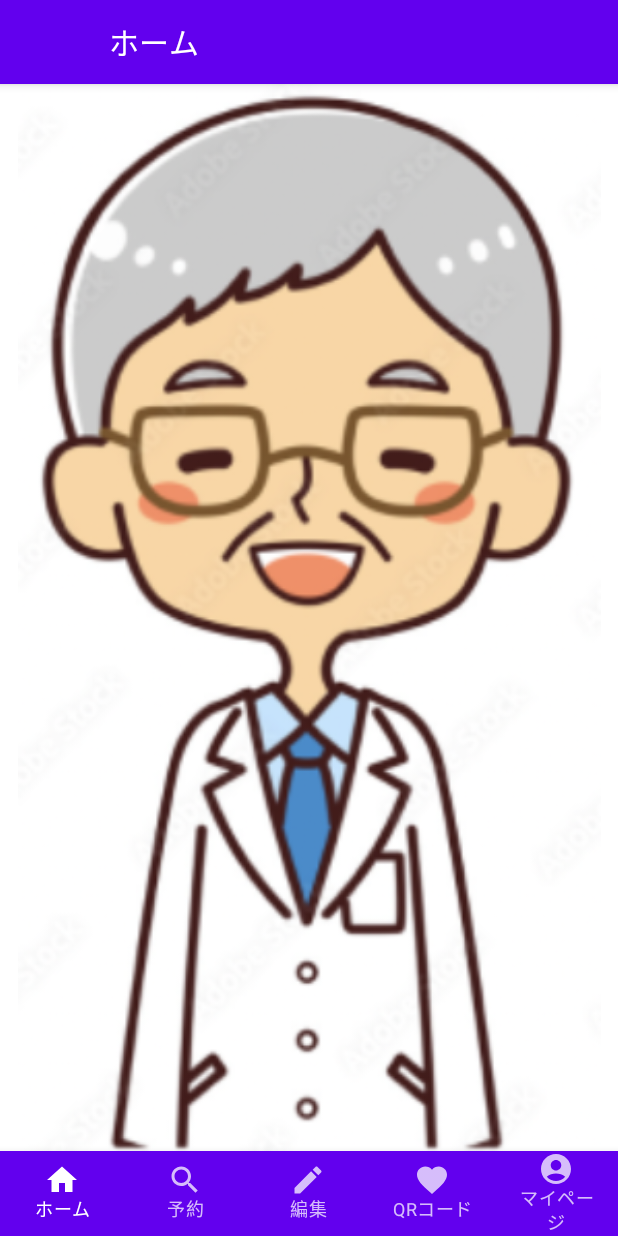
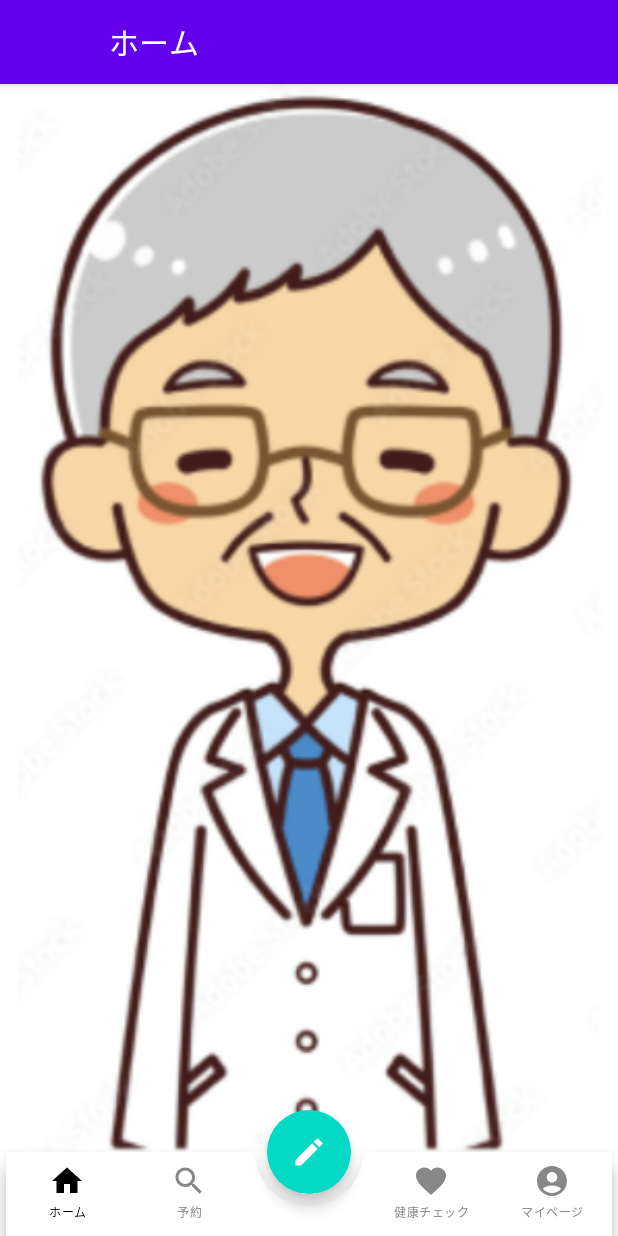
Before and after one commit to rnk0085/medical-hackathon, an Android app built with Jetpack Compose: the screen it shows after launch (MainActivity), on a phone screen of 412 x 824 dp. Run offline under Robolectric (Android 15) with nearby library versions, the phone set to English and light mode, and no system bars.

Commit message:
feat: 中央のアイコンを目立たせる

```diff
--- a/app/src/main/java/com/example/medicalhackathon/MainActivity.kt
+++ b/app/src/main/java/com/example/medicalhackathon/MainActivity.kt
@@ -5,15 +5,23 @@ import androidx.activity.ComponentActivity
 import androidx.activity.compose.setContent
 import androidx.compose.foundation.layout.fillMaxSize
 import androidx.compose.foundation.layout.padding
+import androidx.compose.material.FabPosition
+import androidx.compose.material.FloatingActionButton
+import androidx.compose.material.Icon
 import androidx.compose.material.MaterialTheme
 import androidx.compose.material.Scaffold
 import androidx.compose.material.Surface
+import androidx.compose.material.icons.Icons
+import androidx.compose.material.icons.filled.Add
+import androidx.compose.material.icons.filled.Edit
 import androidx.compose.runtime.Composable
 import androidx.compose.ui.Modifier
+import androidx.compose.ui.graphics.Color
 import androidx.navigation.compose.rememberNavController
 import com.example.medicalhackathon.ui.theme.MedicalHackathonTheme
 import com.example.medicalhackathon.navigation.MainNavHost
 import com.example.medicalhackathon.navigation.MultipleItemsBottomNavigation
+import com.example.medicalhackathon.navigation.Screen
 
 class MainActivity : ComponentActivity() {
     override fun onCreate(savedInstanceState: Bundle?) {
@@ -40,7 +48,22 @@ fun MainScreen() {
             MultipleItemsBottomNavigation(
                 navController = navController,
             )
-        }
+        },
+        floatingActionButtonPosition = FabPosition.Center,
+        isFloatingActionButtonDocked = true,
+        floatingActionButton = {
+            FloatingActionButton(
+                onClick = {
+                    navController.navigate(Screen.Edit.route)
+                },
+                contentColor = Color.White
+            ) {
+                Icon(
+                    imageVector = Icons.Filled.Edit,
+                    contentDescription = null,
+                )
+            }
+        },
     ) { innerPadding ->
         MainNavHost(
             modifier = Modifier.padding(innerPadding),
--- a/app/src/main/java/com/example/medicalhackathon/navigation/BottomNavigation.kt
+++ b/app/src/main/java/com/example/medicalhackathon/navigation/BottomNavigation.kt
@@ -1,5 +1,11 @@
 package com.example.medicalhackathon.navigation
 
+import androidx.compose.foundation.layout.Box
+import androidx.compose.foundation.layout.height
+import androidx.compose.foundation.layout.wrapContentHeight
+import androidx.compose.foundation.shape.CircleShape
+import androidx.compose.foundation.shape.RoundedCornerShape
+import androidx.compose.material.BottomAppBar
 import androidx.compose.material.BottomNavigation
 import androidx.compose.material.BottomNavigationItem
 import androidx.compose.material.Icon
@@ -13,8 +19,13 @@ import androidx.compose.material.icons.filled.Home
 import androidx.compose.material.icons.filled.Search
 import androidx.compose.runtime.Composable
 import androidx.compose.runtime.getValue
+import androidx.compose.ui.Modifier
+import androidx.compose.ui.draw.clip
+import androidx.compose.ui.graphics.Color
 import androidx.compose.ui.graphics.vector.ImageVector
 import androidx.compose.ui.tooling.preview.Preview
+import androidx.compose.ui.unit.dp
+import androidx.compose.ui.unit.sp
 import androidx.navigation.NavDestination.Companion.hierarchy
 import androidx.navigation.NavGraph.Companion.findStartDestination
 import androidx.navigation.NavHostController
@@ -55,7 +66,7 @@ sealed class Screen(
     // TODO: Qrコード表示部分のアイコンを設定
     object QrCode : Screen(
         route = "qrcode",
-        name = "QRコード",
+        name = "健康チェック",
         icon = Icons.Filled.Favorite,
     )
 
@@ -72,7 +83,17 @@ sealed class Screen(
 fun MultipleItemsBottomNavigation(
     navController: NavHostController = rememberNavController(),
 ) {
-    BottomNavigation {
+    // https://qiita.com/Ryosuke-Android/items/2a94d4fed2586c0ed31c
+    BottomAppBar(
+        modifier = Modifier
+            .wrapContentHeight(),
+        cutoutShape = CircleShape,
+        backgroundColor = Color.White,
+    ) {
+        BottomNavigation(
+            modifier = Modifier.height(100.dp),
+            backgroundColor = Color.White,
+        ) {
             val navBackStackEntry by navController.currentBackStackEntryAsState()
             val currentDestination = navBackStackEntry?.destination
 
@@ -86,8 +107,17 @@ fun MultipleItemsBottomNavigation(
 
             items.forEach { screen ->
                 BottomNavigationItem(
-                icon = { Icon(screen.icon, contentDescription = null) },
-                label = { Text(screen.name) },
+                    icon = {
+                        if (screen is Screen.Edit) null
+                        else Icon(screen.icon, contentDescription = null)
+                    },
+                    label = {
+                        if (screen is Screen.Edit) null
+                        else Text(
+                            text = screen.name,
+                            fontSize = 8.sp,
+                        )
+                    },
                     selected = currentDestination?.hierarchy?.any { it.route == screen.route } == true,
                     onClick = {
                         navController.navigate(screen.route) {
@@ -97,8 +127,11 @@ fun MultipleItemsBottomNavigation(
                             launchSingleTop = true
                             restoreState = true
                         }
+                    },
+                    selectedContentColor = Color.Black,
+                    unselectedContentColor = Color.Gray,
+                )
             }
-            )
         }
     }
 }
```
Lines whose indentation alone changed are shown as unchanged.
